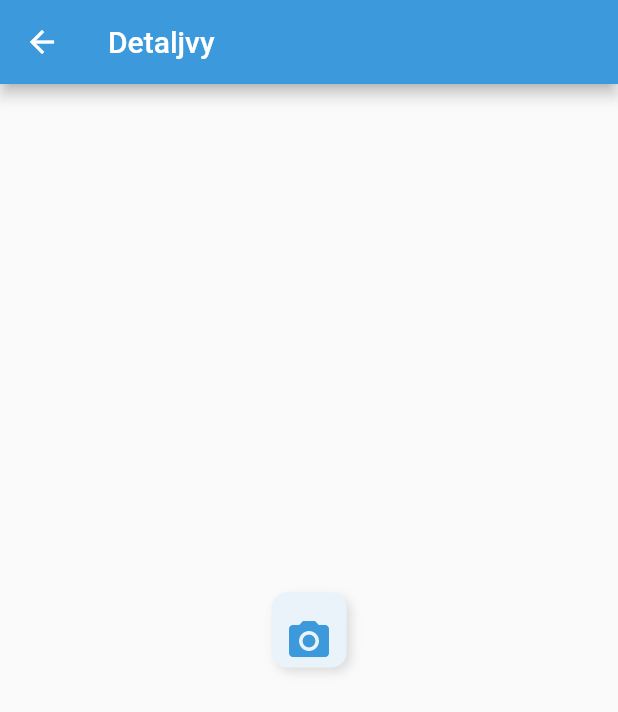
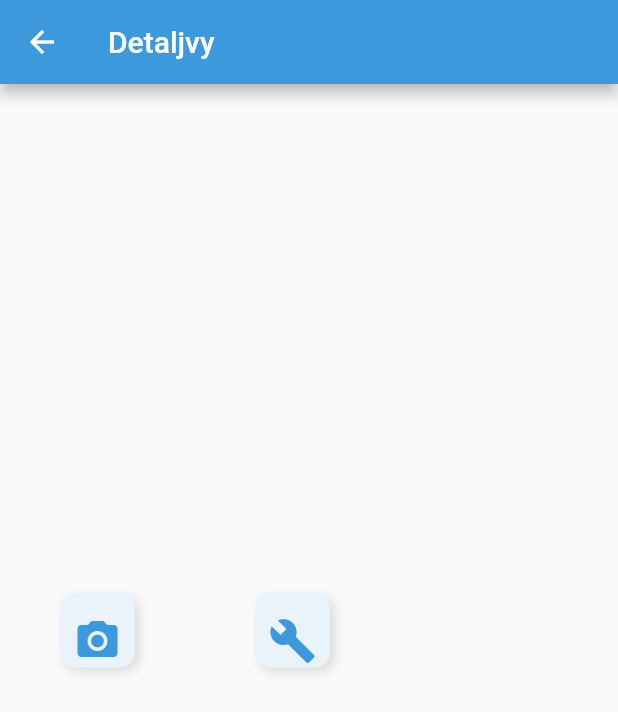
Before and after one commit to CowboyArtist/AgileProject23, a Flutter app: the ObjectScreen screen opened directly, on a phone screen of 412 x 824 dp. Shown: the top 712 px of the screen. Run offline on Flutter 3.47's test engine with Material 2 defaults, Android fonts, the phone set to English and light mode, and no system bars; our stand-ins replace cloud_firestore, firebase_storage; missing offline and left inert: flutter_picker; accounts and stored records are empty.

Commit message:
Added two navigation buttons to the detail screen

```diff
--- a/sjovikvass_app/lib/screens/object/object_screen.dart
+++ b/sjovikvass_app/lib/screens/object/object_screen.dart
@@ -18,7 +18,9 @@ class _ObjectScreenState extends State<ObjectScreen> {
     return Scaffold(
       appBar: AppBar(title: Text('Detaljvy')),
       body: Center(
-        child: GestureDetector(
+        child: new Row(
+          children: <Widget>[
+            GestureDetector(
               onTap: () => Navigator.push(
                   context,
                   MaterialPageRoute(
@@ -46,6 +48,36 @@ class _ObjectScreenState extends State<ObjectScreen> {
                 )),
               ),
             ),
+            GestureDetector(
+              onTap: () => Navigator.push(
+                  context,
+                  MaterialPageRoute(
+                    builder: (context) => AddObjectScreen(),
+                  )),
+              child: Container(
+                margin: EdgeInsets.fromLTRB(40.0, 0.0, 40.0, 40.0),
+                padding: EdgeInsets.symmetric(vertical: 16.0),
+                height: 50.0,
+                width: 50.0,
+                decoration: BoxDecoration(
+                    color: MyColors.lightBlue,
+                    boxShadow: [
+                      BoxShadow(
+                          color: Colors.black12,
+                          offset: Offset(3, 3),
+                          blurRadius: 5.0)
+                    ],
+                    borderRadius: BorderRadius.circular(10.0)),
+                child: Center(
+                    child: Icon(
+                  Icons.build,
+                  size: 32.0,
+                  color: MyColors.primary,
+                )),
+              ),
+            ),
+          ],
+        ),
       ),
     );
   }
```
Lines whose indentation alone changed are shown as unchanged.
